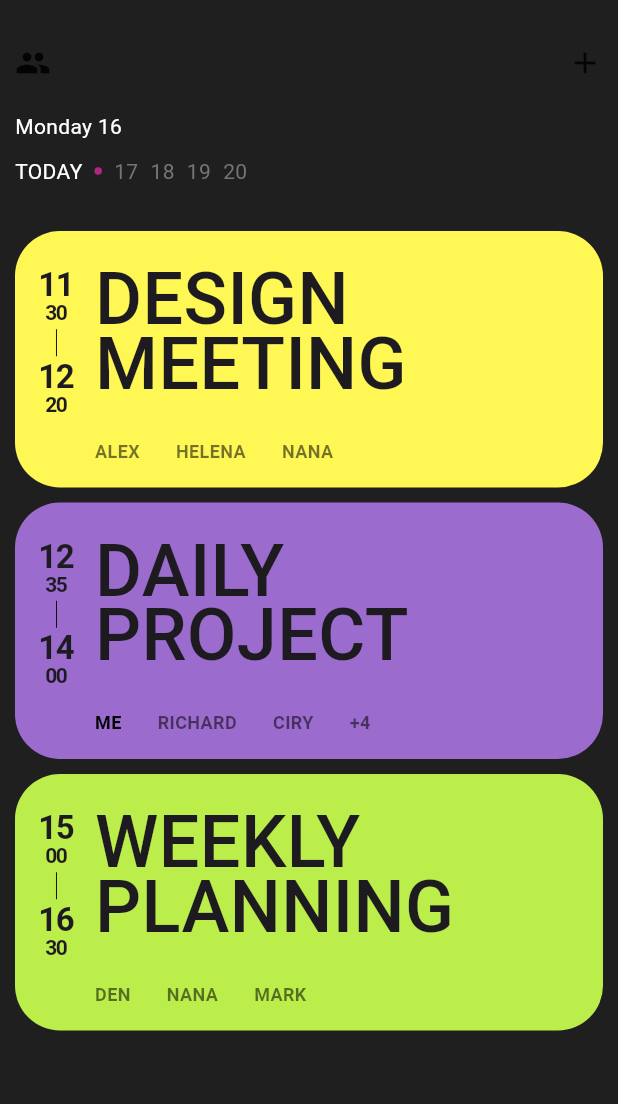
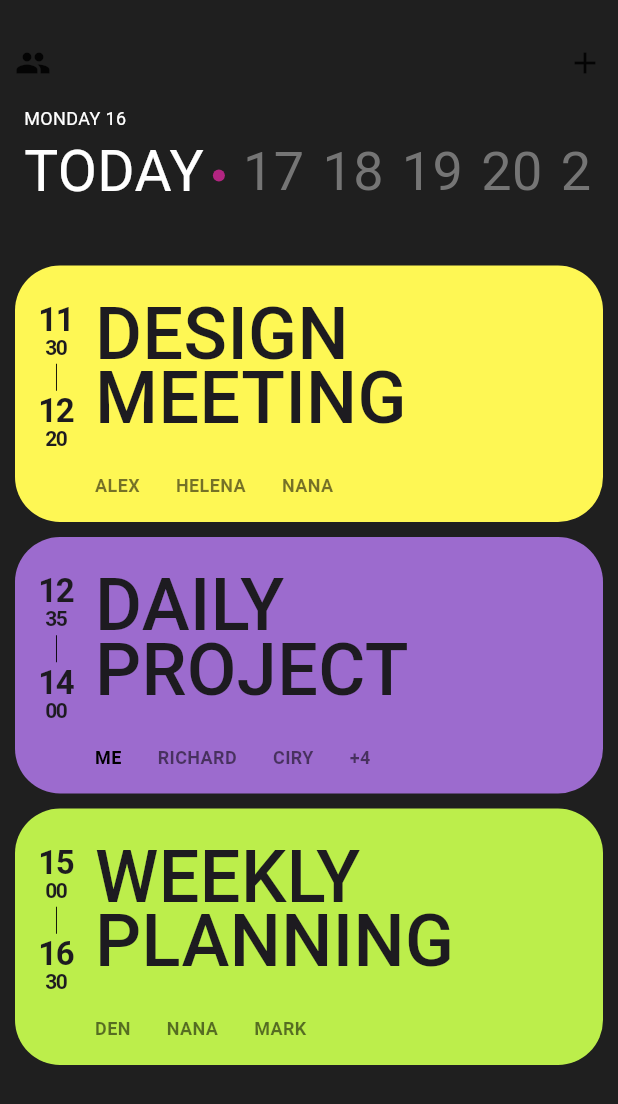
Before and after one commit to zerosial/Flutter_Dictionary, a Flutter app: the screen it shows after launch, on a phone screen of 412 x 824 dp. Shown: the top 1104 px of the screen. Run offline on Flutter 3.47's test engine with Material 3 defaults, Android fonts, the phone set to English and light mode, and no system bars.

Commit message:
feat: 데이 셀렉트 디자인

```diff
--- a/flutterzero/lib/screens/design_screen.dart
+++ b/flutterzero/lib/screens/design_screen.dart
@@ -17,10 +17,11 @@ class _DesignScreenState extends State<DesignScreen> {
         child: Padding(
           padding: const EdgeInsets.all(10),
           child: Column(
+            spacing: 10,
             crossAxisAlignment: CrossAxisAlignment.start,
             children: [
               const SizedBox(
-                height: 20,
+                height: 10,
               ),
               const Row(
                 mainAxisAlignment: MainAxisAlignment.spaceBetween,
@@ -29,63 +30,93 @@ class _DesignScreenState extends State<DesignScreen> {
                   Icon(Icons.add),
                 ],
               ),
-              const SizedBox(
-                height: 20,
-              ),
-              Column(
+              Padding(
+                padding: const EdgeInsets.all(6),
+                child: Column(
                   crossAxisAlignment: CrossAxisAlignment.start,
-                spacing: 10,
                   children: [
                     const Text(
-                    "Monday 16",
+                      "MONDAY 16",
                       style: TextStyle(
                         color: Colors.white,
+                        fontSize: 12,
                       ),
                     ),
+                    SingleChildScrollView(
+                      scrollDirection: Axis.horizontal,
+                      child: Row(
+                        spacing: 12,
+                        children: [
                           Row(
-                    spacing: 8,
+                            spacing: 6,
                             children: [
                               const Text(
                                 "TODAY",
                                 style: TextStyle(
+                                  fontSize: 38,
                                   color: Colors.white,
                                 ),
                               ),
                               Center(
                                 child: Container(
-                          width: 5.0, // 너비 5px
-                          height: 5.0, // 높이 5px
+                                  margin: const EdgeInsets.only(
+                                    top: 6,
+                                  ),
+                                  width: 8.0,
+                                  height: 8.0,
                                   decoration: const BoxDecoration(
-                            color: Color(0xFFB22581), // 빨간색
-                            shape: BoxShape.circle, // 원 모양
+                                    color: Color(0xFFB22581),
+                                    shape: BoxShape.circle,
                                   ),
                                 ),
+                              ),
+                            ],
                           ),
                           Text(
                             "17",
                             style: TextStyle(
                               color: Colors.grey[600],
+                              fontSize: 36,
+                              fontWeight: FontWeight.w400,
                             ),
                           ),
                           Text(
                             "18",
                             style: TextStyle(
                               color: Colors.grey[600],
+                              fontSize: 36,
+                              fontWeight: FontWeight.w400,
                             ),
                           ),
                           Text(
                             "19",
                             style: TextStyle(
                               color: Colors.grey[600],
+                              fontSize: 36,
+                              fontWeight: FontWeight.w400,
                             ),
                           ),
                           Text(
                             "20",
                             style: TextStyle(
                               color: Colors.grey[600],
+                              fontSize: 36,
+                              fontWeight: FontWeight.w400,
+                            ),
+                          ),
+                          Text(
+                            "21",
+                            style: TextStyle(
+                              color: Colors.grey[600],
+                              fontSize: 36,
+                              fontWeight: FontWeight.w400,
                             ),
                           ),
                         ],
+                      ),
+                    ),
+                  ],
+                ),
               ),
               const SizedBox(
                 height: 10,
@@ -118,8 +149,6 @@ class _DesignScreenState extends State<DesignScreen> {
                 color: Color(0xFFBCEE4B),
               )
             ],
-              )
-            ],
           ),
         ),
       ),
```
Lines whose indentation alone changed are shown as unchanged.
